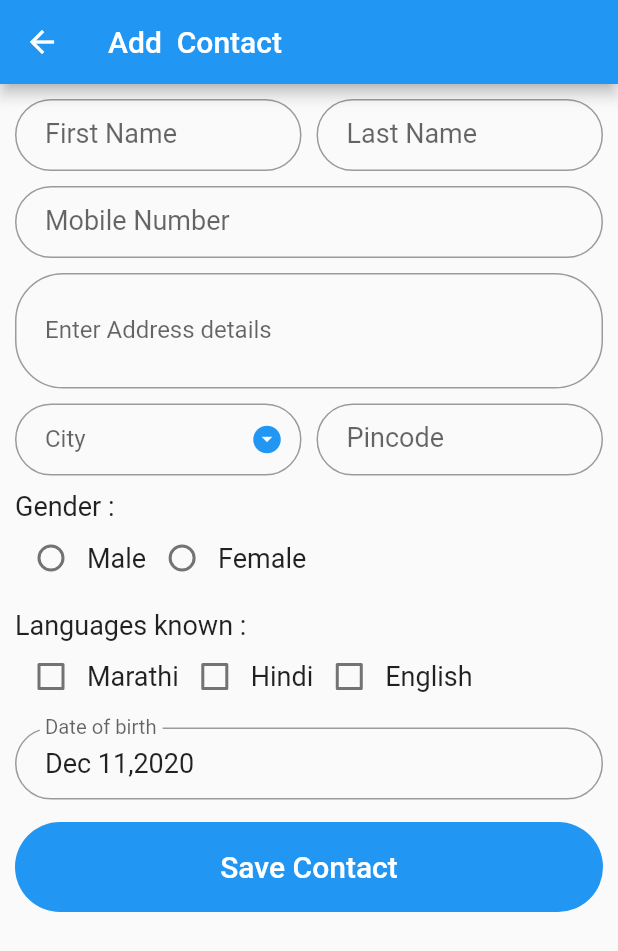
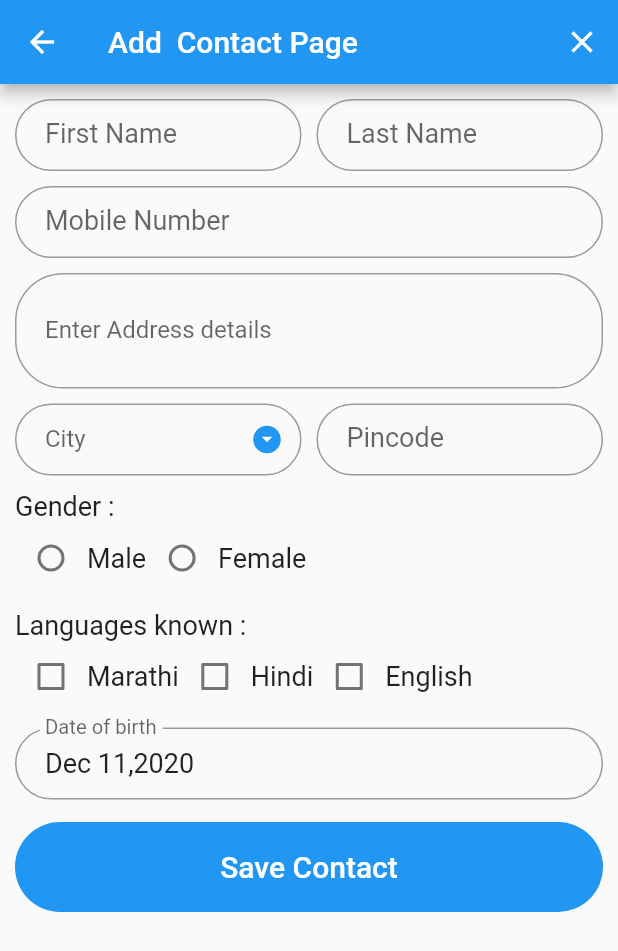
Before and after one commit to Nikhil9Jadhav/_flutter_, a Flutter app: the ContactListScreen screen opened by its route, after a tap on the "add" icon, on a phone screen of 412 x 824 dp. Shown: the top 951 px of the screen. Run offline on Flutter 3.47's test engine with Material 2 defaults, Android fonts, the phone set to English and light mode, and no system bars; our stand-ins replace firebase_auth, firebase_core, sqflite; accounts and stored records are empty.

Commit message:
Completed logout module

```diff
--- a/lib/screens/add_contact_screen.dart
+++ b/lib/screens/add_contact_screen.dart
@@ -1,3 +1,5 @@
+import 'package:contact_list_app/screens/welcome_screen.dart';
+
 import '../helpers/database_helper.dart';
 import '../constants.dart';
 import '../models/contacts.dart';
@@ -76,7 +78,14 @@ class _AddContactScreenState extends State<AddContactScreen> {
   Widget build(BuildContext context) {
     return Scaffold(
       appBar: AppBar(
-        title: Text("Add  Contact"),
+        title: Text("Add  Contact Page"),
+        actions:<Widget>[
+          IconButton(
+              icon: Icon(Icons.close),
+              onPressed: () {
+                Navigator.pushNamed(context, WelcomeScreen.id);
+              }),
+        ]
       ),
       body: SingleChildScrollView(
         child: Container(
--- a/lib/screens/contact_list_screen.dart
+++ b/lib/screens/contact_list_screen.dart
@@ -1,6 +1,7 @@
 import 'package:contact_list_app/helpers/database_helper.dart';
 import 'package:contact_list_app/models/contacts.dart';
 import 'package:flutter/material.dart';
+import 'welcome_screen.dart';
 import 'package:firebase_auth/firebase_auth.dart' as auth;
 import 'add_contact_screen.dart';
 
@@ -88,6 +89,17 @@ class _ContactListScreenState extends State<ContactListScreen> {
   @override
   Widget build(BuildContext context) {
     return Scaffold(
+      appBar: AppBar(
+        title: Text("Contact List App"),
+        actions: <Widget>[
+          IconButton(
+              icon: Icon(Icons.close),
+              onPressed: () {
+                //Implement logout functionality
+                Navigator.pushNamed(context, WelcomeScreen.id);
+              }),
+        ],
+      ),
       floatingActionButton: FloatingActionButton(
         backgroundColor: Theme.of(context).primaryColor,
         child: Icon(Icons.add),
```
